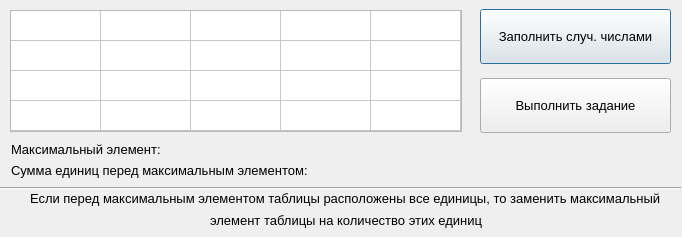
Above: uis/main.ui from LDmitriyV/LDV9_LAB4.1_Python before the change. Below: the same form after it.
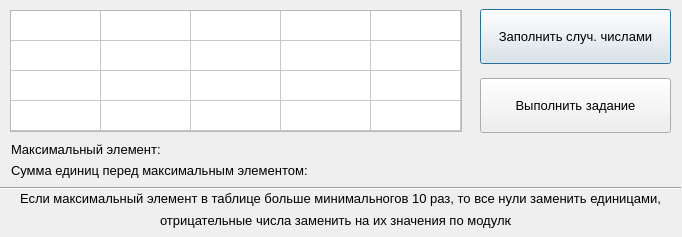
That is the form after the change.

Patch:
```diff
--- a/uis/main.ui
+++ b/uis/main.ui
@@ -200,9 +200,9 @@
   <widget class="QLabel" name="label_task_1">
    <property name="geometry">
     <rect>
-     <x>30</x>
+     <x>20</x>
      <y>190</y>
-     <width>631</width>
+     <width>641</width>
      <height>31</height>
     </rect>
    </property>
@@ -213,16 +213,16 @@
     </font>
    </property>
    <property name="text">
-    <string>Если перед максимальным элементом таблицы расположены все единицы, то заменить максимальный
+    <string>Если максимальный элемент в таблице больше минимальногов 10 раз, то все нули заменить единицами, а
                 </string>
    </property>
   </widget>
   <widget class="QLabel" name="label_task_2">
    <property name="geometry">
     <rect>
-     <x>210</x>
+     <x>160</x>
      <y>210</y>
-     <width>281</width>
+     <width>351</width>
      <height>21</height>
     </rect>
    </property>
@@ -233,7 +233,7 @@
     </font>
    </property>
    <property name="text">
-    <string>элемент таблицы на количество этих единиц</string>
+    <string>отрицательные числа заменить на их значения по модулю</string>
    </property>
   </widget>
   <widget class="QLabel" name="label_error">
@@ -279,7 +279,7 @@
      <x>480</x>
      <y>140</y>
      <width>191</width>
-     <height>16</height>
+     <height>20</height>
     </rect>
    </property>
    <property name="text">
```
